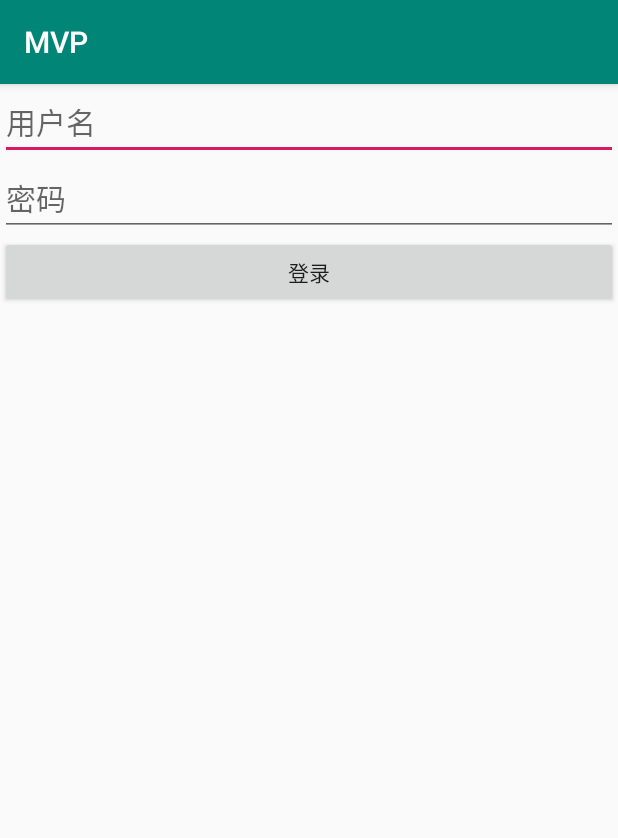
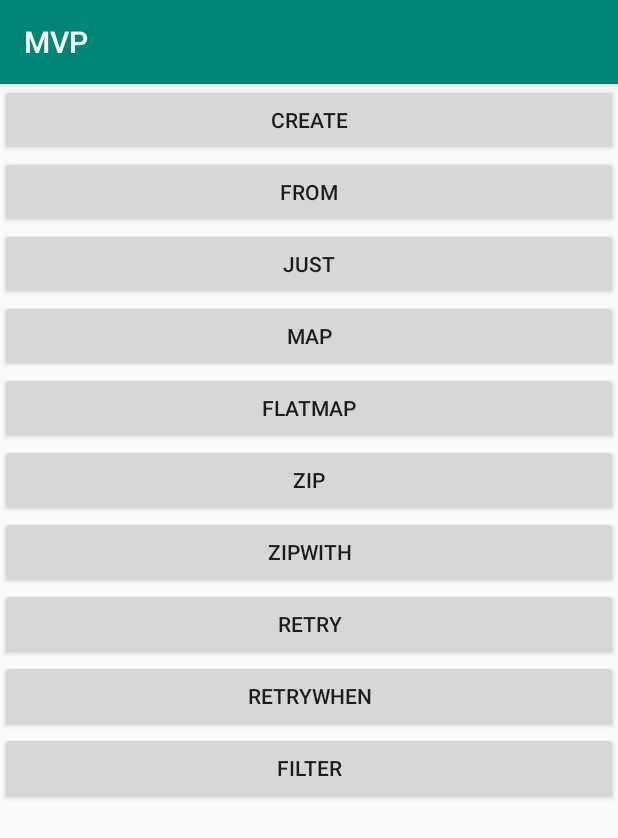
Before and after one commit to whatxiesai/pratice, an Android app: the screen it shows after launch (MainActivity before the commit, RxJavaActivity after it), on a phone screen of 412 x 824 dp. Shown: the top 838 px of the screen. Run offline under Robolectric (Android 15) with nearby library versions, the phone set to English and light mode, and no system bars; libraries missing offline, so code that uses them is left out: rx.functions.

Commit message:
Rxjava 练习

```diff
--- a/app/build.gradle
+++ b/app/build.gradle
@@ -26,5 +26,6 @@ dependencies {
     testImplementation 'junit:junit:4.12'
     androidTestImplementation 'com.android.support.test:runner:1.0.2'
     androidTestImplementation 'com.android.support.test.espresso:espresso-core:3.0.2'
-    annotationProcessor 'com.google.dagger:dagger-compiler:2.4'
+    compile 'io.reactivex:rxjava:1.3.0'
+    compile 'io.reactivex:rxandroid:1.2.1'
 }
--- a/app/src/main/AndroidManifest.xml
+++ b/app/src/main/AndroidManifest.xml
@@ -10,6 +10,9 @@
         android:supportsRtl="true"
         android:theme="@style/AppTheme">
         <activity android:name=".view.MainActivity">
+
+        </activity>
+        <activity android:name="com.example.administrator.rxjavapractice.RxJavaActivity">
             <intent-filter>
                 <action android:name="android.intent.action.MAIN" />
 
--- a/app/src/main/java/com/example/administrator/mvp/view/MainActivity.java
+++ b/app/src/main/java/com/example/administrator/mvp/view/MainActivity.java
@@ -7,22 +7,13 @@ package com.example.administrator.mvp.view;
  * Injector - 被注入对象和注入对象赋值
  */
 
-import android.support.v7.app.AppCompatActivity;
 import android.os.Bundle;
-import android.text.Editable;
-import android.view.View;
 import android.widget.Button;
 import android.widget.EditText;
-import android.widget.Toast;
 
 import com.example.administrator.mvp.R;
 import com.example.administrator.mvp.base.BaseActivity;
-import com.example.administrator.mvp.di.component.DaggerMainComponent;
-import com.example.administrator.mvp.di.model.MainModel;
-import com.example.administrator.mvp.model.User;
-import com.example.administrator.mvp.presenter.MainPresenter;
 import com.example.administrator.mvp.presenter.MainPresenterImpl;
-import com.example.administrator.mvp.view.view.BaseView;
 import com.example.administrator.mvp.view.view.MainBaseView;
 
 import javax.inject.Inject;
@@ -40,34 +31,44 @@ public class MainActivity extends BaseActivity implements MainBaseView {
         super.onCreate(savedInstanceState);
         setContentView(R.layout.activity_main);
 
-        et_username = findViewById(R.id.et_username);
-        et_pwd = findViewById(R.id.et_pwd);
-        btn_login = findViewById(R.id.btn_login);
-
-        DaggerMainComponent.builder().mainModel(new MainModel(this)).build().inject(this);
-//        mainPresenter = new MainPresenterImpl();
-        mainPresenter.attachView(this);
-        btn_login.setOnClickListener(new View.OnClickListener() {
-            @Override
-            public void onClick(View v) {
-                String name = et_username.getText().toString();
-                String pwd = et_pwd.getText().toString();
-                User user = new User();
-                user.name = name;
-                user.pwd = pwd;
-                mainPresenter.login(user);
-            }
-        });
+//        et_username = findViewById(R.id.et_username);
+//        et_pwd = findViewById(R.id.et_pwd);
+//        btn_login = findViewById(R.id.btn_login);
+//
+//        DaggerMainComponent.builder().mainModel(new MainModel(this)).build().inject(this);
+////        mainPresenter = new MainPresenterImpl();
+//        mainPresenter.attachView(this);
+//        btn_login.setOnClickListener(new View.OnClickListener() {
+//            @Override
+//            public void onClick(View v) {
+//                String name = et_username.getText().toString();
+//                String pwd = et_pwd.getText().toString();
+//                User user = new User();
+//                user.name = name;
+//                user.pwd = pwd;
+//                mainPresenter.login(user);
+//            }
+//        });
     }
-
 
     @Override
     public void loadingSuccess() {
-        showToast("登录成功");
+
     }
 
     @Override
     public void loadingError() {
-        showToast("登录失败");
+
     }
+
+
+//    @Override
+//    public void loadingSuccess() {
+//        showToast("登录成功");
+//    }
+//
+//    @Override
+//    public void loadingError() {
+//        showToast("登录失败");
+//    }
 }
--- /dev/null
+++ b/app/src/main/java/com/example/administrator/rxjavapractice/RxJavaActivity.java
@@ -0,0 +1,311 @@
+package com.example.administrator.rxjavapractice;
+
+import android.support.v7.app.AppCompatActivity;
+import android.os.Bundle;
+import android.util.Log;
+import android.view.View;
+import android.widget.Button;
+
+import com.example.administrator.mvp.R;
+
+import rx.Observable;
+import rx.Subscriber;
+import rx.functions.Action1;
+import rx.functions.Func1;
+import rx.functions.Func2;
+
+public class RxJavaActivity extends AppCompatActivity implements View.OnClickListener {
+
+    private static final String TAG = "RxJavaActivity";
+
+    private Button btn_create;
+    private Button btn_from;
+    private Button btn_just;
+    private Button btn_map;
+    private Button btn_flatmap;
+    private Button btn_zip;
+    private Button btn_zipwith;
+    private Button btn_retry;
+    private Button btn_filter;
+
+    @Override
+    protected void onCreate(Bundle savedInstanceState) {
+        super.onCreate(savedInstanceState);
+        setContentView(R.layout.rxjava_activity);
+        btn_create = findViewById(R.id.btn_create);
+        btn_create.setOnClickListener(this);
+        btn_from = findViewById(R.id.btn_from);
+        btn_from.setOnClickListener(this);
+        btn_just = findViewById(R.id.btn_just);
+        btn_just.setOnClickListener(this);
+
+        btn_map = findViewById(R.id.btn_map);
+        btn_map.setOnClickListener(this);
+
+        btn_flatmap = findViewById(R.id.btn_flatMap);
+        btn_flatmap.setOnClickListener(this);
+
+        btn_zip = findViewById(R.id.btn_zip);
+        btn_zip.setOnClickListener(this);
+
+        btn_zipwith = findViewById(R.id.btn_zipwith);
+        btn_zipwith.setOnClickListener(this);
+
+        btn_retry = findViewById(R.id.btn_retry);
+        btn_retry.setOnClickListener(this);
+
+        btn_filter = findViewById(R.id.btn_filter);
+        btn_filter.setOnClickListener(this);
+    }
+
+    @Override
+    public void onClick(View v) {
+        int id  = v.getId();
+        switch (id) {
+            case R.id.btn_create:
+                create();
+                break;
+
+            case R.id.btn_from:
+                from();
+                break;
+
+            case R.id.btn_just:
+                just();
+                break;
+
+            case R.id.btn_map:
+                map();
+                break;
+
+            case R.id.btn_flatMap:
+                flatmap();
+                break;
+
+            case R.id.btn_zip:
+                zip();
+                break;
+
+            case R.id.btn_zipwith:
+                zipWith();
+                break;
+
+            case R.id.btn_retry:
+                retry();
+                break;
+
+            case R.id.btn_filter:
+                filter();
+                break;
+
+                default:
+                    break;
+        }
+    }
+
+    private void filter() {
+        Observable.just(1,2,3,4,5)
+                .filter(new Func1<Integer, Boolean>() {
+                    @Override
+                    public Boolean call(Integer integer) {
+                        return integer < 4;
+                    }
+                }).subscribe(new Action1<Integer>() {
+            @Override
+            public void call(Integer integer) {
+                Log.d(TAG, "call: " + integer);
+            }
+        })
+    }
+
+    private void retry() {
+        Observable.create(new Observable.OnSubscribe<Object>() {
+            @Override
+            public void call(Subscriber<? super Object> subscriber) {
+                try {
+                    for (int i = 0; i < 5; i++) {
+                        if (i == 3) {
+                            throw new Exception("出错了");
+                        }
+                        subscriber.onNext(i);
+                    }
+
+                    subscriber.onCompleted();
+                } catch (Exception e) {
+                    subscriber.onError(e);
+                }
+            }
+        }).retry(2).subscribe(new Subscriber<Integer>() {
+            @Override
+            public void onCompleted() {
+                Log.i(TAG, "onCompleted: ");
+            }
+
+            @Override
+            public void onError(Throwable e) {
+                Log.e(TAG, "onError: ", );
+            }
+
+            @Override
+            public void onNext(Integer integer) {
+                Log.d(TAG, "onNext: ");
+            }
+        });
+    }
+
+    /**
+     * 将本身与其他obserable合并
+     */
+    private void zipWith() {
+        Observable.just(10, 20, 30)
+                .zipWith(Observable.just("a", "b", "c"), new Func2<Integer, String, String>() {
+                    @Override
+                    public String call(Integer integer, String s) {
+                        return integer + s;
+                    }
+                }).subscribe(new Action1<String>() {
+            @Override
+            public void call(String s) {
+                Log.d(TAG, "call: " + s);
+            }
+        })
+    }
+
+    private void zip() {
+        // zip 将两个obserable严格的合成一个
+        Observable<Integer> observable = Observable.just(1, 2, 3);
+        Observable<Integer> observable2 = Observable.just(10,20,30);
+        Observable.zip(observable, observable2, new Func2<Integer, Integer, Integer>() {
+            @Override
+            public Integer call(Integer integer, Integer integer2) {
+                return integer + integer2;
+            }
+        }).subscribe(new Action1<Integer>() {
+            @Override
+            public void call(Integer integer) {
+                Log.d(TAG, "call: " + integer);
+            }
+        });
+    }
+
+    private void flatmap() {
+        // flatmap将多个obserable转成一个obserable发送
+        String[] citys = {"北京", "上海", "天津"};
+        Observable.from(citys)
+                .flatMap(new Func1<String, Observable<WeatherData>>() {
+                    @Override
+                    public Observable<WeatherData> call(String s) {
+                        return getCityWeatherData(s);
+                    }
+                }).subscribe(new Action1<WeatherData>() {
+            @Override
+            public void call(WeatherData weatherData) {
+                Log.d(TAG, "call: " + weatherData.city + " " + weatherData.state);
+            }
+        });
+    }
+
+    /**
+     * 获取城市天气
+     * @param city
+     * @return
+     */
+    private Observable<WeatherData> getCityWeatherData(final String city) {
+        return Observable.just(city)
+                .map(new Func1<String, WeatherData>() {
+                    @Override
+                    public WeatherData call(String s) {
+                        WeatherData weatherData = new WeatherData();
+                        weatherData.city = s;
+                        weatherData.state = "晴";
+                        return weatherData;
+                    }
+                });
+    }
+
+
+    /**
+     * map一种类型转化成另一种类型
+     *
+     * flatmap一种类型转化成obserable类型
+     */
+    private void map() {
+        // map实例，在该示例中，将ingeger转化成string
+        Observable.just(0,1,2,3,4,5)
+                .map(new Func1<Integer, String>() {
+                    @Override
+                    public String call(Integer integer) {
+                        return integer + "转换";
+                    }
+                }).subscribe(new Action1<String>() {
+            @Override
+            public void call(String s) {
+                Log.d(TAG, "call: " + s);
+            }
+        });
+    }
+
+    private void just() {
+        Observable.just(0, 1, 2, 3, 4, 5)
+                .subscribe(new Action1<Integer>() {
+                    @Override
+                    public void call(Integer integer) {
+                        Log.d(TAG, "call: " + integer);
+                    }
+                });
+    }
+
+    private void from() {
+        Integer[] arr = {0,1,2,3,4};
+        Observable<Integer> from = Observable.from(arr);
+        from.subscribe(new Subscriber<Integer>() {
+            @Override
+            public void onCompleted() {
+                Log.d(TAG, "onCompleted: ");
+            }
+
+            @Override
+            public void onError(Throwable e) {
+
+            }
+
+            @Override
+            public void onNext(Integer integer) {
+                Log.d(TAG, "onNext: " + integer);
+            }
+        });
+     }
+
+    private void create() {
+        // 观察者和被观察者
+        Observable<String> observable = Observable.create(new Observable.OnSubscribe<String>() {
+            @Override
+            public void call(Subscriber<? super String> subscriber) {
+                Log.d(TAG, "call: ");
+                if (!subscriber.isUnsubscribed()) {
+                    subscriber.onNext("我被执行了");
+                    subscriber.onCompleted();
+                }
+            }
+        });
+
+        // 完成订阅
+        observable.subscribe(new Subscriber<String>() {
+            @Override
+            public void onCompleted() {
+                Log.d(TAG, "onCompleted: ");
+            }
+
+            @Override
+            public void onError(Throwable e) {
+                Log.d(TAG, "onError:");
+            }
+
+            @Override
+            public void onNext(String s) {
+                Log.d(TAG, "onNext: " + s);
+            }
+        });
+
+    }
+}
--- /dev/null
+++ b/app/src/main/java/com/example/administrator/rxjavapractice/WeatherData.java
@@ -0,0 +1,6 @@
+package com.example.administrator.rxjavapractice;
+
+public class WeatherData {
+    public String state;
+    public String city;
+}
--- /dev/null
+++ b/app/src/main/res/layout/rxjava_activity.xml
@@ -0,0 +1,58 @@
+<?xml version="1.0" encoding="utf-8"?>
+<LinearLayout xmlns:android="http://schemas.android.com/apk/res/android"
+    android:layout_width="match_parent"
+    android:layout_height="match_parent"
+    android:orientation="vertical">
+
+    <Button
+        android:id="@+id/btn_create"
+        android:layout_width="match_parent"
+        android:layout_height="wrap_content"
+        android:text="create"/>
+    <Button
+        android:id="@+id/btn_from"
+        android:layout_width="match_parent"
+        android:layout_height="wrap_content"
+        android:text="from"/>
+    <Button
+        android:id="@+id/btn_just"
+        android:layout_width="match_parent"
+        android:layout_height="wrap_content"
+        android:text="just"/>
+    <Button
+        android:id="@+id/btn_map"
+        android:layout_width="match_parent"
+        android:layout_height="wrap_content"
+        android:text="map"/>
+    <Button
+        android:id="@+id/btn_flatMap"
+        android:layout_width="match_parent"
+        android:layout_height="wrap_content"
+        android:text="flatMap"/>
+    <Button
+        android:id="@+id/btn_zip"
+        android:layout_width="match_parent"
+        android:layout_height="wrap_content"
+        android:text="zip"/>
+    <Button
+        android:id="@+id/btn_zipwith"
+        android:layout_width="match_parent"
+        android:layout_height="wrap_content"
+        android:text="zipWith"/>
+    <Button
+        android:id="@+id/btn_retry"
+        android:layout_width="match_parent"
+        android:layout_height="wrap_content"
+        android:text="retry"/>
+    <Button
+        android:id="@+id/btn_retrywhen"
+        android:layout_width="match_parent"
+        android:layout_height="wrap_content"
+        android:text="retryWhen"/>
+    <Button
+        android:id="@+id/btn_filter"
+        android:layout_width="match_parent"
+        android:layout_height="wrap_content"
+        android:text="filter"/>
+
+</LinearLayout>
--- a/settings.gradle
+++ b/settings.gradle
@@ -1 +1 @@
-include ':app'
+include ':app', ':app'
```
Also changed, not shown: 2 other files.
